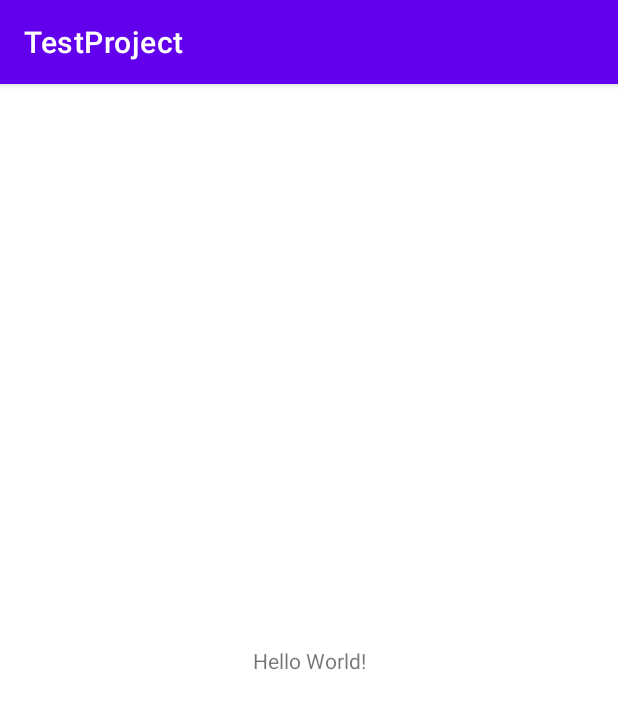
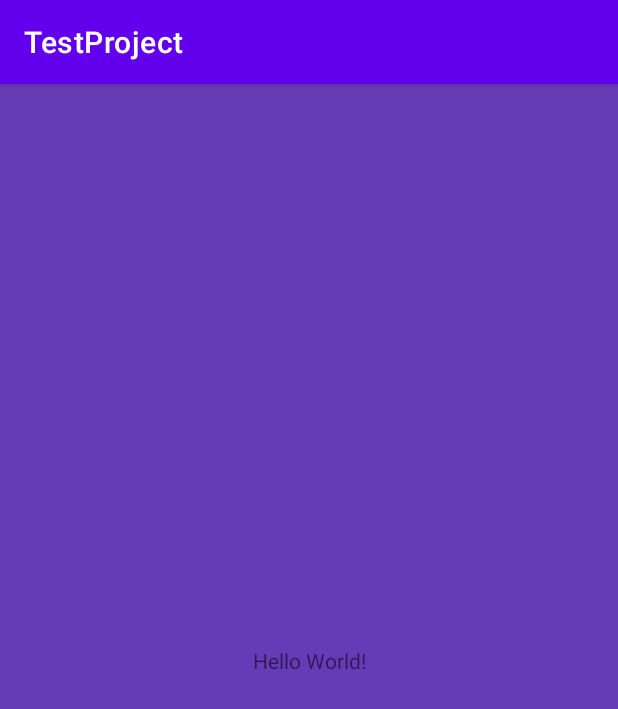
Before and after one commit to OlehPakhomov/TestProject, an Android app: the screen it shows after launch (MainActivity), on a phone screen of 412 x 824 dp. Shown: the top 709 px of the screen. Run offline under Robolectric (Android 15) with nearby library versions, the phone set to English and light mode, and no system bars.

Commit message:
Change background color

```diff
--- a/app/src/main/res/layout/activity_main.xml
+++ b/app/src/main/res/layout/activity_main.xml
@@ -4,6 +4,7 @@
     xmlns:tools="http://schemas.android.com/tools"
     android:layout_width="match_parent"
     android:layout_height="match_parent"
+    android:background="#673AB7"
     tools:context=".MainActivity">
 
     <TextView
```
